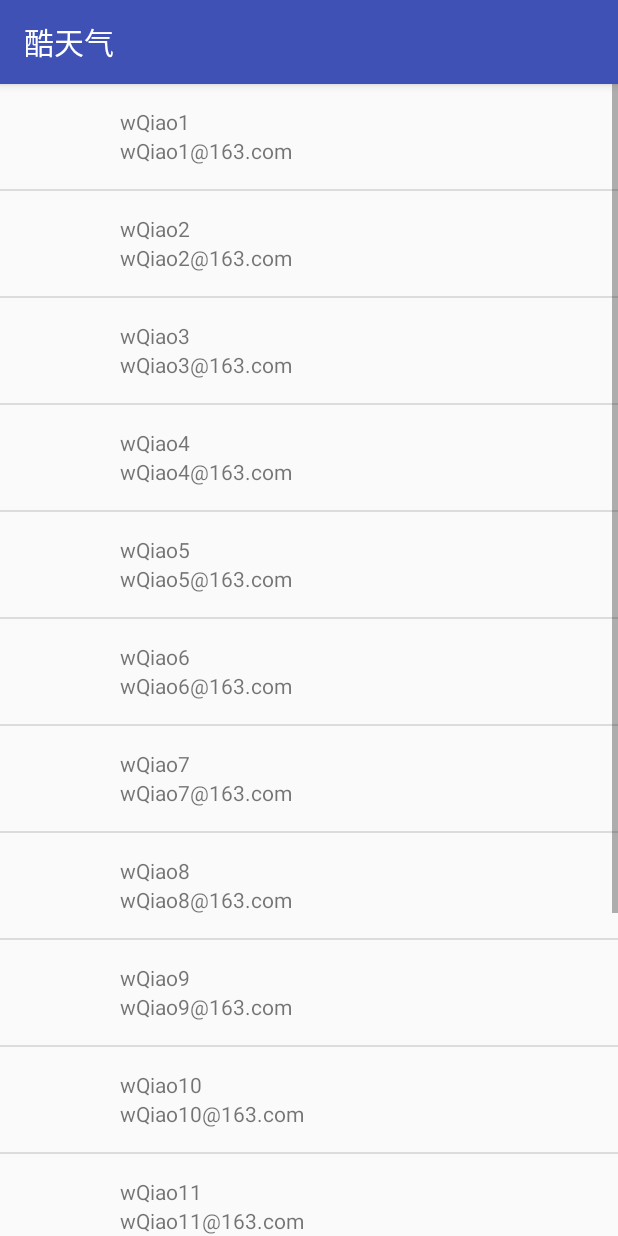
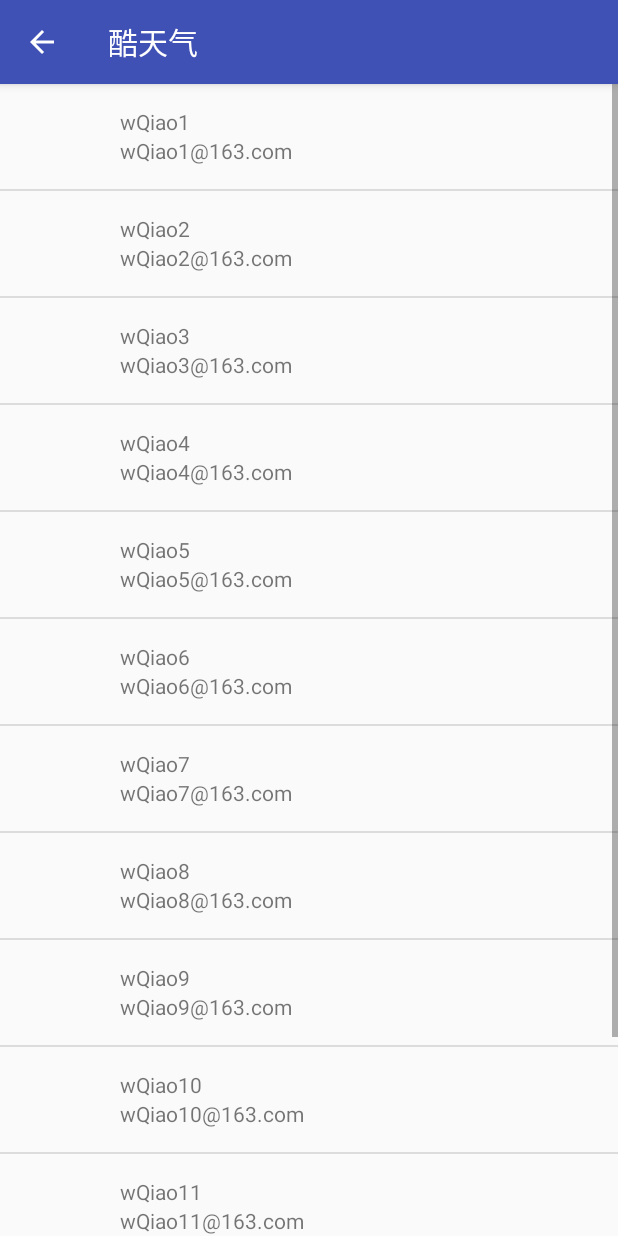
Before and after one commit to wQiao/android-demo, an Android app: the FirstActivity screen opened directly, with no data from a screen before it, after a tap on "用户列表", on a phone screen of 412 x 824 dp. Run offline under Robolectric (Android 15) with nearby library versions, the phone set to English and light mode, and no system bars; our stand-ins replace CircleImageView, Picasso, data binding; libraries missing offline, so code that uses them is left out: com.mikepenz.iconics; pictures from the network do not load; 2 statements that could not run were skipped.

Commit message:
添加  global toolbar

```diff
--- a/app/src/main/java/org/wqiao/coolweather/activity/FirstActivity.java
+++ b/app/src/main/java/org/wqiao/coolweather/activity/FirstActivity.java
@@ -3,6 +3,7 @@ package org.wqiao.coolweather.activity;
 import android.content.Intent;
 import android.databinding.DataBindingUtil;
 import android.os.Bundle;
+import android.support.v7.widget.Toolbar;
 import android.util.Log;
 import android.view.View;
 import org.wqiao.coolweather.R;
@@ -20,17 +21,20 @@ public class FirstActivity extends BaseActivity {
     protected void onCreate(Bundle savedInstanceState) {
         super.onCreate(savedInstanceState);
 //        setContentView(R.layout.activity_first);
-       final ActivityFirstBinding binding = DataBindingUtil.setContentView(this, R.layout.activity_first);
+        ActivityFirstBinding binding = DataBindingUtil.setContentView(this, R.layout.activity_first);
 
-       // getActionBar().setDisplayHomeAsUpEnabled(true);
+        Toolbar toolbar = (Toolbar) findViewById(R.id.m_toolbar);
+
+        setSupportActionBar(toolbar);
+        getSupportActionBar().setDisplayHomeAsUpEnabled(true);
 
         Intent data = getIntent();
-        Log.i("userName --->",data.getStringExtra("userName"));
+        Log.i("userName --->", data.getStringExtra("userName"));
 
-        binding.button1.setOnClickListener( new View.OnClickListener() {
+        binding.button1.setOnClickListener(new View.OnClickListener() {
             @Override
             public void onClick(View v) {
-                Intent intent = new Intent(FirstActivity.this,UserListActivity.class);
+                Intent intent = new Intent(FirstActivity.this, UserListActivity.class);
                 startActivity(intent);
             }
         });
@@ -41,9 +45,9 @@ public class FirstActivity extends BaseActivity {
     @Override
     protected void onActivityResult(int requestCode, int resultCode, Intent data) {
 //        super.onActivityResult(requestCode, resultCode, data);
-        switch(requestCode){
+        switch (requestCode) {
             case 1:
-                if(resultCode ==RESULT_OK){
+                if (resultCode == RESULT_OK) {
 
                 }
             default:
--- a/app/src/main/java/org/wqiao/coolweather/activity/MainActivity.java
+++ b/app/src/main/java/org/wqiao/coolweather/activity/MainActivity.java
@@ -71,7 +71,7 @@ public class MainActivity extends BaseActivity   implements NavigationView.OnNav
     }
 
     private Toolbar initToolbar() {
-        Toolbar toolbar = (Toolbar) findViewById(R.id.main_toolbar);
+        Toolbar toolbar = (Toolbar) findViewById(R.id.m_toolbar);
         setSupportActionBar(toolbar);
         //隐藏标题
         getSupportActionBar().setDisplayShowTitleEnabled(false);
--- a/app/src/main/java/org/wqiao/coolweather/activity/UserListActivity.java
+++ b/app/src/main/java/org/wqiao/coolweather/activity/UserListActivity.java
@@ -5,12 +5,10 @@ import android.os.Bundle;
 import android.os.Handler;
 import android.support.annotation.Nullable;
 import android.support.v4.widget.SwipeRefreshLayout;
+import android.support.v7.widget.Toolbar;
 import android.util.Log;
 import android.view.View;
-import android.widget.AbsListView;
-import android.widget.AdapterView;
-import android.widget.ListView;
-import android.widget.Toast;
+import android.widget.*;
 import org.wqiao.coolweather.R;
 import org.wqiao.coolweather.adapter.UserAdapter;
 import org.wqiao.coolweather.rest.RestClient;
@@ -38,8 +36,37 @@ public class UserListActivity extends BaseActivity {
     @Override
     protected void onCreate(@Nullable Bundle savedInstanceState) {
         super.onCreate(savedInstanceState);
+
         setContentView(R.layout.activity_user_list);
 
+        initToolbar();
+
+        initListView();
+
+        initSwipeLayout();
+    }
+
+    private void initSwipeLayout() {
+        mSwipeLayout = (SwipeRefreshLayout)findViewById(R.id.swipe_list_user);
+        mSwipeLayout.setDistanceToTriggerSync(200);// 设置手指在屏幕下拉多少距离会触发下拉刷新
+        //设置样式刷新显示的位置
+//        mSwipeLayout.setProgressViewOffset(true, -20, 100);
+        mSwipeLayout.setOnRefreshListener(new SwipeRefreshLayout.OnRefreshListener() {
+            @Override
+            public void onRefresh() {
+                adapter.clearData();
+                new Handler().postDelayed(new Runnable() {
+                    @Override
+                    public void run() {
+                        adapter.loadData();
+                        mSwipeLayout.setRefreshing(false);
+                    }
+                }, 3000);
+            }
+        });
+    }
+
+    private void initListView() {
         adapter = new UserAdapter(UserListActivity.this);
 
         ListView listView = (ListView) findViewById(R.id.listview_user);
@@ -72,22 +99,12 @@ public class UserListActivity extends BaseActivity {
 
             }
         });
+    }
 
-        mSwipeLayout = (SwipeRefreshLayout)findViewById(R.id.swipe_list_user);
-        mSwipeLayout.setDistanceToTriggerSync(200);// 设置手指在屏幕下拉多少距离会触发下拉刷新
-        mSwipeLayout.setOnRefreshListener(new SwipeRefreshLayout.OnRefreshListener() {
-            @Override
-            public void onRefresh() {
-                adapter.clearData();
-                new Handler().postDelayed(new Runnable() {
-                    @Override
-                    public void run() {
-                        adapter.loadData();
-                        mSwipeLayout.setRefreshing(false);
-                    }
-                }, 3000);
-            }
-        });
+    private void initToolbar() {
+        Toolbar toolbar = (Toolbar) findViewById(R.id.m_toolbar);
+        setSupportActionBar(toolbar);
+        getSupportActionBar().setDisplayHomeAsUpEnabled(true);
     }
 
     @Override
--- a/app/src/main/res/layout/activity_user_list.xml
+++ b/app/src/main/res/layout/activity_user_list.xml
@@ -1,15 +1,30 @@
 <?xml version="1.0" encoding="utf-8"?>
-<LinearLayout xmlns:android="http://schemas.android.com/apk/res/android"
-              android:layout_width="match_parent"
-              android:layout_height="match_parent"
->
+<android.support.design.widget.CoordinatorLayout
+        xmlns:android="http://schemas.android.com/apk/res/android"
+        xmlns:tools="http://schemas.android.com/tools"
+        xmlns:app="http://schemas.android.com/apk/res-auto"
+        android:layout_width="match_parent"
+        android:layout_height="match_parent"
+        android:fitsSystemWindows="true"
+        tools:context=".activity.UserListActivity">
+
+    <android.support.design.widget.AppBarLayout
+            android:layout_width="match_parent"
+            android:layout_height="wrap_content"
+            android:theme="@style/AppTheme.AppBarOverlay">
+
+        <include layout="@layout/view_toolbar"/>
+
+    </android.support.design.widget.AppBarLayout>
+
     <android.support.v4.widget.SwipeRefreshLayout
             android:id="@+id/swipe_list_user"
             android:layout_width="match_parent"
-            android:layout_height="match_parent">
+            android:layout_height="match_parent"
+            app:layout_behavior="@string/appbar_scrolling_view_behavior">
         <ListView
                 android:layout_width="match_parent"
                 android:layout_height="match_parent"
                 android:id="@+id/listview_user"/>
     </android.support.v4.widget.SwipeRefreshLayout>
-</LinearLayout>
+</android.support.design.widget.CoordinatorLayout>
--- /dev/null
+++ b/app/src/main/res/layout/view_toolbar.xml
@@ -0,0 +1,9 @@
+<android.support.v7.widget.Toolbar
+        xmlns:app="http://schemas.android.com/apk/res-auto"
+        xmlns:android="http://schemas.android.com/apk/res/android"
+        android:id="@+id/m_toolbar"
+        android:layout_width="match_parent"
+        android:layout_height="?attr/actionBarSize"
+        android:background="?attr/colorPrimary"
+        app:layout_scrollFlags="scroll|enterAlways"
+        app:popupTheme="@style/AppTheme.PopupOverlay" />
```
Also changed, not shown: app/src/main/AndroidManifest.xml (+5 -2 lines), app/src/main/java/org/wqiao/coolweather/activity/fu/OrderActivity.java (+13 -3 lines), app/src/main/res/layout/activity_first.xml (+37 -12 lines), app/src/main/res/layout/activity_order.xml (+22 -2 lines), app/src/main/res/layout/content_main.xml (+3 -8 lines).
